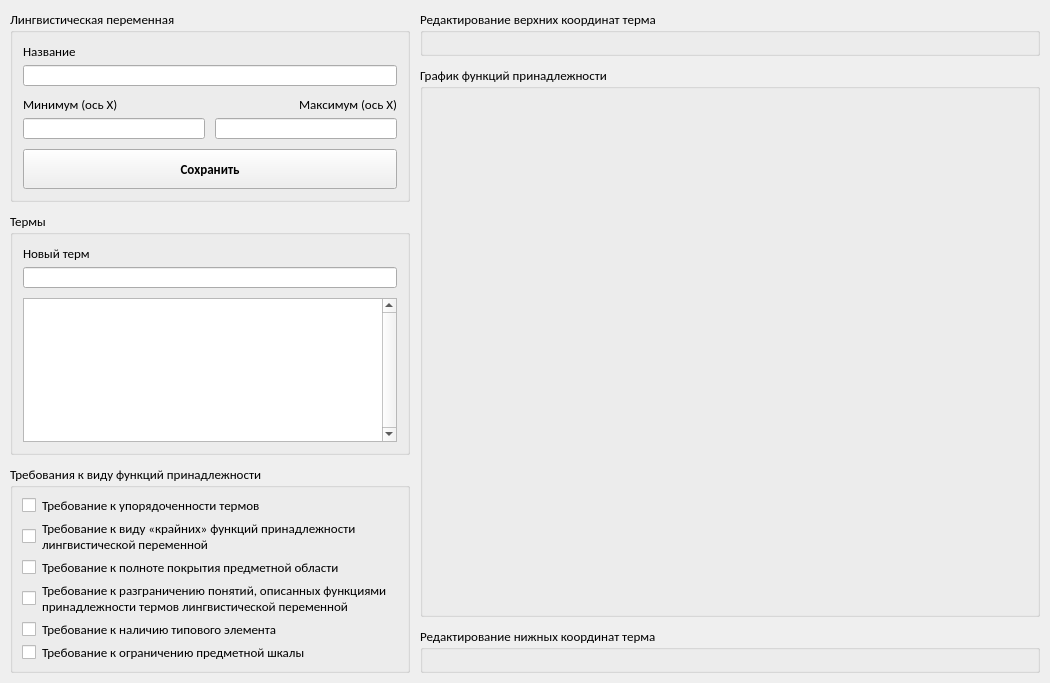
This is ui/lp_editor_window.ui in WeeIIer/knowledge_representation-lab_2 as Qt 5 draws it before an edit. The edited form follows.
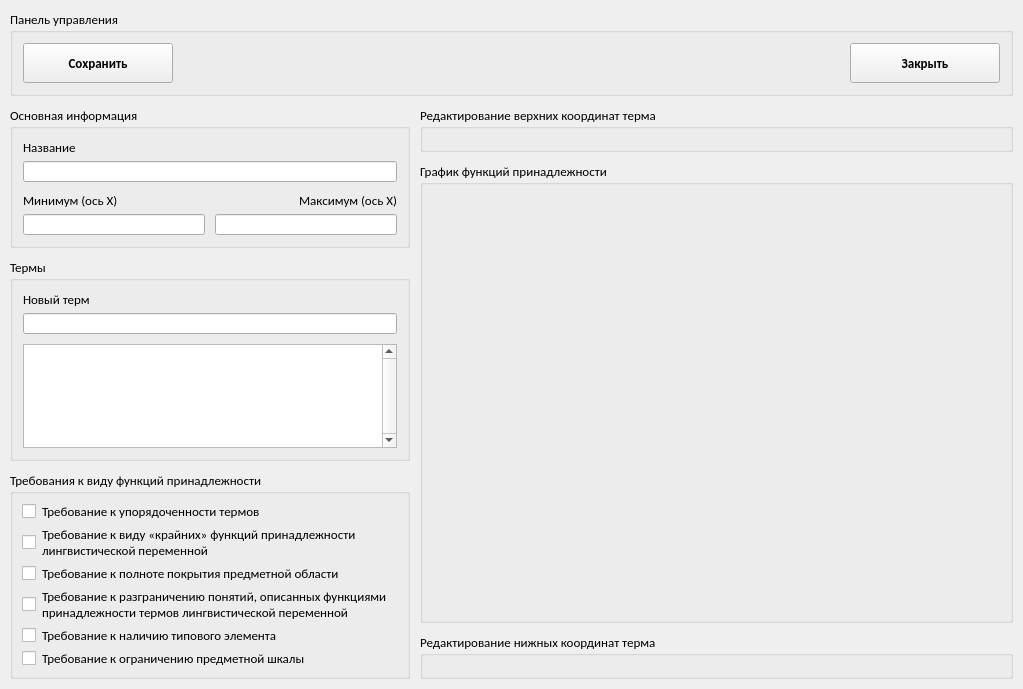
This is the edited form.

```diff
--- a/ui/lp_editor_window.ui
+++ b/ui/lp_editor_window.ui
@@ -6,8 +6,8 @@
    <rect>
     <x>0</x>
     <y>0</y>
-    <width>1050</width>
-    <height>683</height>
+    <width>1023</width>
+    <height>689</height>
    </rect>
   </property>
   <property name="sizePolicy">
@@ -31,22 +31,150 @@
   <property name="windowTitle">
    <string>Редактор лингвистической переменной</string>
   </property>
+  <layout class="QVBoxLayout" name="verticalLayout_6">
+   <property name="spacing">
+    <number>10</number>
+   </property>
+   <property name="leftMargin">
+    <number>10</number>
+   </property>
+   <property name="topMargin">
+    <number>10</number>
+   </property>
+   <property name="rightMargin">
+    <number>10</number>
+   </property>
+   <property name="bottomMargin">
+    <number>10</number>
+   </property>
+   <item>
+    <widget class="QGroupBox" name="groupBox_4">
+     <property name="sizePolicy">
+      <sizepolicy hsizetype="Preferred" vsizetype="Preferred">
+       <horstretch>0</horstretch>
+       <verstretch>0</verstretch>
+      </sizepolicy>
+     </property>
+     <property name="minimumSize">
+      <size>
+       <width>0</width>
+       <height>0</height>
+      </size>
+     </property>
+     <property name="maximumSize">
+      <size>
+       <width>16777215</width>
+       <height>16777215</height>
+      </size>
+     </property>
+     <property name="title">
+      <string>Панель управления</string>
+     </property>
+     <layout class="QHBoxLayout" name="horizontalLayout_10">
+      <property name="spacing">
+       <number>10</number>
+      </property>
+      <property name="leftMargin">
+       <number>10</number>
+      </property>
+      <property name="topMargin">
+       <number>10</number>
+      </property>
+      <property name="rightMargin">
+       <number>10</number>
+      </property>
+      <property name="bottomMargin">
+       <number>10</number>
+      </property>
+      <item>
+       <widget class="QPushButton" name="button_save">
+        <property name="sizePolicy">
+         <sizepolicy hsizetype="Minimum" vsizetype="Fixed">
+          <horstretch>0</horstretch>
+          <verstretch>0</verstretch>
+         </sizepolicy>
+        </property>
+        <property name="minimumSize">
+         <size>
+          <width>150</width>
+          <height>40</height>
+         </size>
+        </property>
+        <property name="font">
+         <font>
+          <weight>75</weight>
+          <bold>true</bold>
+         </font>
+        </property>
+        <property name="cursor">
+         <cursorShape>PointingHandCursor</cursorShape>
+        </property>
+        <property name="text">
+         <string>Сохранить</string>
+        </property>
+        <property name="iconSize">
+         <size>
+          <width>24</width>
+          <height>24</height>
+         </size>
+        </property>
+       </widget>
+      </item>
+      <item>
+       <spacer name="horizontalSpacer">
+        <property name="orientation">
+         <enum>Qt::Horizontal</enum>
+        </property>
+        <property name="sizeHint" stdset="0">
+         <size>
+          <width>40</width>
+          <height>20</height>
+         </size>
+        </property>
+       </spacer>
+      </item>
+      <item>
+       <widget class="QPushButton" name="button_exit">
+        <property name="sizePolicy">
+         <sizepolicy hsizetype="Minimum" vsizetype="Fixed">
+          <horstretch>0</horstretch>
+          <verstretch>0</verstretch>
+         </sizepolicy>
+        </property>
+        <property name="minimumSize">
+         <size>
+          <width>150</width>
+          <height>40</height>
+         </size>
+        </property>
+        <property name="font">
+         <font>
+          <weight>75</weight>
+          <bold>true</bold>
+         </font>
+        </property>
+        <property name="cursor">
+         <cursorShape>PointingHandCursor</cursorShape>
+        </property>
+        <property name="text">
+         <string>Закрыть</string>
+        </property>
+        <property name="iconSize">
+         <size>
+          <width>24</width>
+          <height>24</height>
+         </size>
+        </property>
+       </widget>
+      </item>
+     </layout>
+    </widget>
+   </item>
+   <item>
   <layout class="QHBoxLayout" name="horizontalLayout_2">
    <property name="spacing">
     <number>10</number>
    </property>
-   <property name="leftMargin">
-    <number>10</number>
-   </property>
-   <property name="topMargin">
-    <number>10</number>
-   </property>
-   <property name="rightMargin">
-    <number>10</number>
-   </property>
-   <property name="bottomMargin">
-    <number>10</number>
-   </property>
    <item>
     <layout class="QVBoxLayout" name="verticalLayout_5">
      <property name="spacing">
@@ -73,7 +201,7 @@
         </size>
        </property>
        <property name="title">
-        <string>Лингвистическая переменная</string>
+          <string>Основная информация</string>
        </property>
        <layout class="QVBoxLayout" name="verticalLayout">
         <property name="spacing">
@@ -191,34 +319,6 @@
           </item>
          </layout>
         </item>
-        <item>
-         <widget class="QPushButton" name="button_save">
-          <property name="minimumSize">
-           <size>
-            <width>100</width>
-            <height>40</height>
-           </size>
-          </property>
-          <property name="font">
-           <font>
-            <weight>75</weight>
-            <bold>true</bold>
-           </font>
-          </property>
-          <property name="cursor">
-           <cursorShape>PointingHandCursor</cursorShape>
-          </property>
-          <property name="text">
-           <string>Сохранить</string>
-          </property>
-          <property name="iconSize">
-           <size>
-            <width>24</width>
-            <height>24</height>
-           </size>
-          </property>
-         </widget>
-        </item>
        </layout>
       </widget>
      </item>
@@ -628,6 +728,8 @@
         </item>
        </layout>
       </widget>
+       </item>
+      </layout>
      </item>
     </layout>
    </item>
```
Lines whose indentation alone changed are shown as unchanged.
